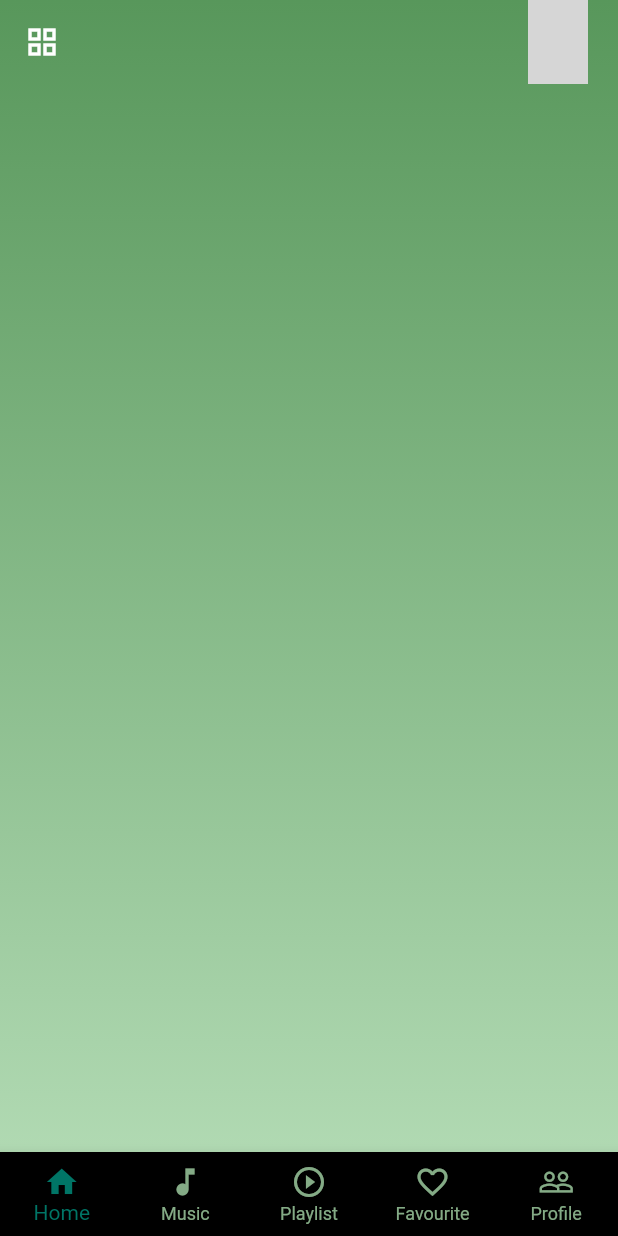
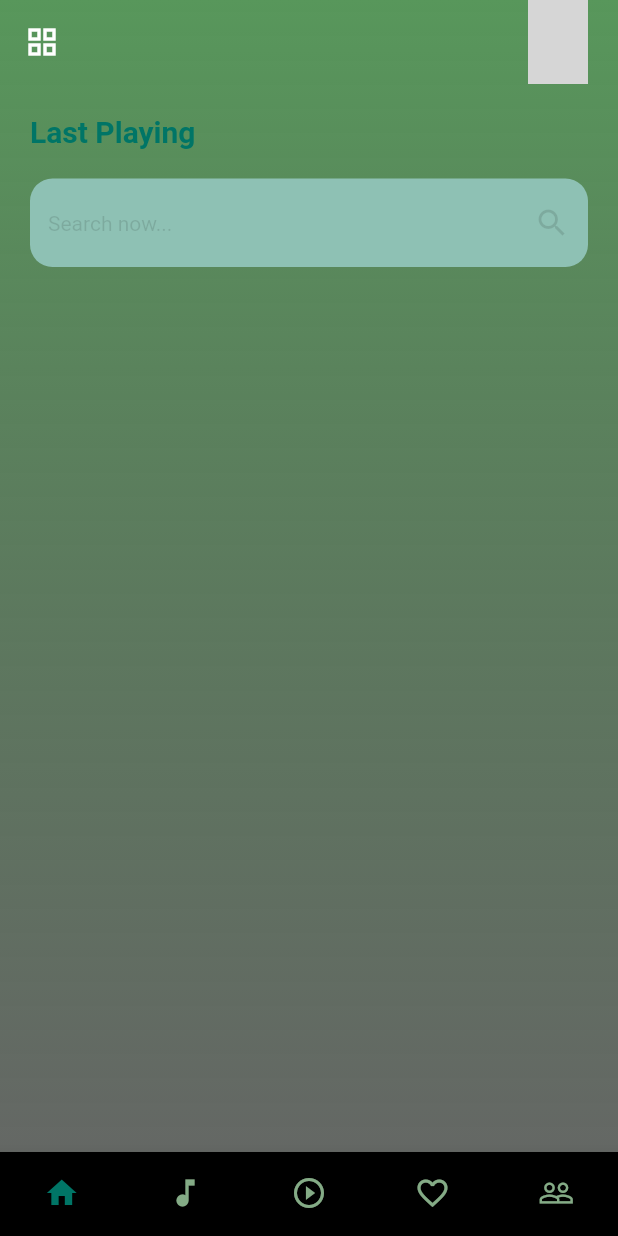
Before and after one commit to arifian853/RhythmPlayer, a Flutter app: the screen it shows after launch, on a phone screen of 412 x 824 dp. Run offline on Flutter 3.47's test engine with Material 2 defaults, Android fonts, the phone set to English and light mode, and no system bars; our stand-ins replace get; grey boxes are pictures that could not be loaded.

Commit message:
Last play text, search bar, color changes - Arifian

```diff
--- a/lib/pages/home_music.dart
+++ b/lib/pages/home_music.dart
@@ -12,43 +12,83 @@ class HomeMusic extends StatelessWidget {
           end: Alignment.bottomCenter,
           colors: [
             Colors.green.shade800.withOpacity(0.8),
-            Colors.green.shade200.withOpacity(0.8),
+            Colors.black12.withOpacity(0.6),
           ],
         ),
       ),
       child: Scaffold(
         backgroundColor: Colors.transparent,
         appBar: const _CustomAppBar(),
-        bottomNavigationBar: BottomNavigationBar(
-          type: BottomNavigationBarType.fixed,
-          backgroundColor: Color.fromRGBO(0, 0, 0, 1),
-          unselectedItemColor: Colors.green.shade200.withOpacity(0.8),
-          selectedItemColor: Color.fromRGBO(0, 117, 102, 1),
-          items: const [
-              BottomNavigationBarItem(
-              icon: Icon(Icons.home),
-              label: 'Home'
+        bottomNavigationBar: const _CustomNavBar(),
+        body: SingleChildScrollView(
+          child: Column(children: [
+            Padding(
+              padding: const EdgeInsets.all(20.0),
+              child: Column(
+                crossAxisAlignment: CrossAxisAlignment.start,
+                children: [
+                  Text(
+                    'Last Playing',
+                    style: Theme.of(context)
+                        .textTheme
+                        .titleLarge!
+                        .copyWith(fontWeight: FontWeight.bold),
+                  ),
+                  const SizedBox(
+                    height: 20,
+                  ),
+                  TextFormField(
+                    decoration: InputDecoration(
+                      filled: true,
+                      fillColor: Color.fromRGBO(142, 193, 180, 1),
+                      hintText: 'Search now...',
+                      hintStyle: Theme.of(context)
+                          .textTheme
+                          .bodyMedium!
+                          .copyWith(color: Colors.black12),
+                      suffixIcon: Icon(
+                        Icons.search,
+                        color: Colors.black12,
+                      ),
+                      border: OutlineInputBorder(
+                          borderRadius: BorderRadius.circular(15.0),
+                          borderSide: BorderSide.none),
+                    ),
+                  )
+                ],
               ),
-              BottomNavigationBarItem(
-              icon: Icon(Icons.music_note),
-              label: 'Music'
-              ),
-               BottomNavigationBarItem(
-              icon: Icon(Icons.play_circle_outline),
-              label: 'Playlist'
-              ),
-               BottomNavigationBarItem(
-              icon: Icon(Icons.favorite_outline),
-              label: 'Favourite'
-              ),
-               BottomNavigationBarItem(
-              icon: Icon(Icons.people_outline),
-              label: 'Profile'
-              )
-            ]),
-        body: Container(),
+            )
+          ]),
+        ),
       ),
     );
+  }
+}
+
+class _CustomNavBar extends StatelessWidget {
+  const _CustomNavBar({
+    super.key,
+  });
+
+  @override
+  Widget build(BuildContext context) {
+    return BottomNavigationBar(
+        type: BottomNavigationBarType.fixed,
+        backgroundColor: Color.fromRGBO(0, 0, 0, 1),
+        unselectedItemColor: Colors.green.shade200.withOpacity(0.8),
+        selectedItemColor: Color.fromRGBO(0, 117, 102, 1),
+        showSelectedLabels: false,
+        showUnselectedLabels: false,
+        items: const [
+          BottomNavigationBarItem(icon: Icon(Icons.home), label: 'Home'),
+          BottomNavigationBarItem(icon: Icon(Icons.music_note), label: 'Music'),
+          BottomNavigationBarItem(
+              icon: Icon(Icons.play_circle_outline), label: 'Playlist'),
+          BottomNavigationBarItem(
+              icon: Icon(Icons.favorite_outline), label: 'Favourite'),
+          BottomNavigationBarItem(
+              icon: Icon(Icons.people_outline), label: 'Profile')
+        ]);
   }
 }
 
--- a/lib/pages/splash_screen.dart
+++ b/lib/pages/splash_screen.dart
@@ -35,17 +35,18 @@ class _SplashScreenState extends State<SplashScreen>
       body: Container(
           width: double.infinity,
           decoration: BoxDecoration(
-              gradient: LinearGradient(colors: [
-            Color.fromRGBO(0, 117, 102, 1),
-            Color.fromRGBO(143, 193, 181, 1)
-          ], begin: Alignment.topRight, end: Alignment.bottomLeft)),
+            color: Color.fromRGBO(0, 117, 102, 1),
+          ),
           child: Column(
             mainAxisAlignment: MainAxisAlignment.center,
             children: const [
-              Icon(
-                Icons.edit,
-                size: 80,
-                color: Colors.amber,
+              // Icon(
+              //   Icons.edit,
+              //   size: 80,
+              //   color: Colors.amber,
+              // ),
+              Image(
+                image: AssetImage('assets/images/tone.png'),
               ),
               SizedBox(height: 20),
               Text(
```
